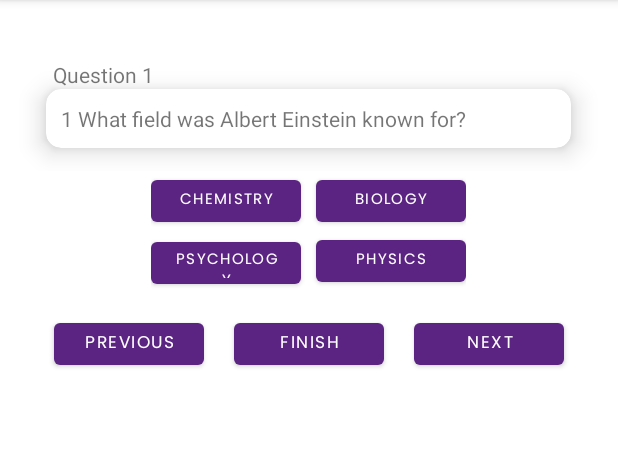
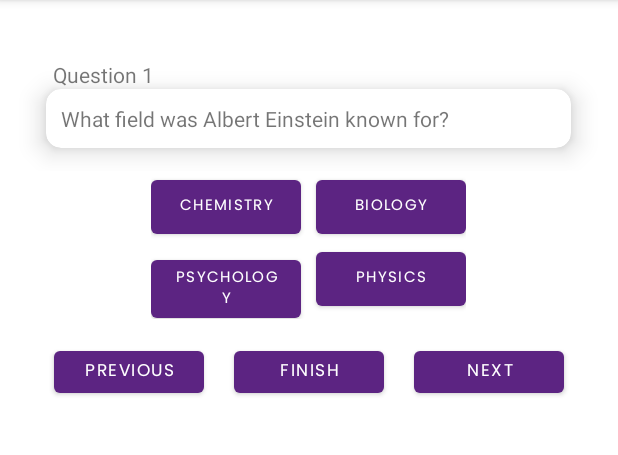
Before and after one commit to yyusifov/OnlineEducationSystem, an Android app: the PractiseTest screen opened directly, with no data from a screen before it, on a phone screen of 412 x 824 dp, the part 84-539 px from its top. Run offline under Robolectric (Android 15) with nearby library versions, the light colour scheme and no system bars.

Commit message:
Minor changes were made in the design

```diff
--- a/app/src/main/java/com/example/onlineeducationsystem/MainActivity.java
+++ b/app/src/main/java/com/example/onlineeducationsystem/MainActivity.java
@@ -121,7 +121,7 @@ public class MainActivity extends AppCompatActivity {
 //        UserCourse userCourse = new UserCourse();
 //
 //        userCourse.setCourse_id(1);
-//        userCourse.setUser_id(2);
+//        userCourse.setUser_id(1);
 //
 //        UserViewModel.insertUserCourse(userCourse);
 
--- a/app/src/main/java/com/example/onlineeducationsystem/PractiseTest.java
+++ b/app/src/main/java/com/example/onlineeducationsystem/PractiseTest.java
@@ -23,11 +23,16 @@ public class PractiseTest extends AppCompatActivity {
 
     private boolean[] isAnswerCorrect;
 
+    private TextView questionNumber;
+
 
     @Override
     protected void onCreate(Bundle savedInstanceState) {
         super.onCreate(savedInstanceState);
         setContentView(R.layout.activity_practise_test);
+
+        questionNumber = findViewById(R.id.question_number_id);
+
 
         questionSet = new Quiz[]{new Quiz(1, "What field was Albert Einstein known for?", "Chemistry", "Biology", "Psychology", "Physics", "Physics"),
                 new Quiz(2, "Where was Albert Einstein born?", "Berlin", "Munich", "Ulm", "Vienna", "Ulm"),
@@ -47,7 +52,7 @@ public class PractiseTest extends AppCompatActivity {
         finishButton = findViewById(R.id.finishButton);
 
 
-        questionText.setText(questionSet[0].getQuestionNumber() + " " + questionSet[0].getQuestion());
+        questionText.setText(questionSet[0].getQuestion());
 
         variantA.setText(questionSet[0].getAnswerA());
         variantB.setText(questionSet[0].getAnswerB());
@@ -60,7 +65,7 @@ public class PractiseTest extends AppCompatActivity {
 
                 if(counter > 0){
 
-                    questionText.setText(questionSet[--counter].getQuestionNumber() + " " + questionSet[counter].getQuestion());
+                    questionText.setText(questionSet[--counter].getQuestion());
 
                     variantA.setText(questionSet[counter].getAnswerA());
                     variantB.setText(questionSet[counter].getAnswerB());
@@ -78,6 +83,9 @@ public class PractiseTest extends AppCompatActivity {
 
                     variantD.setBackgroundTintList(new ColorStateList(new int[][]{new int[]{-android.R.attr.state_enabled}, new int[]{android.R.attr.state_enabled}},new int[]{Color.CYAN, Color.rgb(92,36,130)}));
                     variantD.setTextColor((Color.rgb(246,246,246)));
+
+                    questionNumber.setText("Question " + (counter + 1));
+
                 }
             }
         });
@@ -88,7 +96,7 @@ public class PractiseTest extends AppCompatActivity {
 
 
                 if(counter < (questionSet.length - 1)){
-                    questionText.setText(questionSet[++counter].getQuestionNumber() + " " + questionSet[counter].getQuestion());
+                    questionText.setText(questionSet[++counter].getQuestion());
 
                     variantA.setText(questionSet[counter].getAnswerA());
                     variantB.setText(questionSet[counter].getAnswerB());
@@ -107,6 +115,8 @@ public class PractiseTest extends AppCompatActivity {
 
                     variantD.setBackgroundTintList(new ColorStateList(new int[][]{new int[]{-android.R.attr.state_enabled}, new int[]{android.R.attr.state_enabled}},new int[]{Color.CYAN, Color.rgb(92,36,130)}));
                     variantD.setTextColor((Color.rgb(246,246,246)));
+
+                    questionNumber.setText("Question " + (counter + 1));
                 }
             }
         });
--- a/app/src/main/res/layout/activity_practise_test.xml
+++ b/app/src/main/res/layout/activity_practise_test.xml
@@ -75,7 +75,7 @@
                 <Button
                     android:id="@+id/A_button"
                     android:layout_width="100dp"
-                    android:layout_height="40dp"
+                    android:layout_height="wrap_content"
                     android:layout_marginRight="10dp"
                     android:fontFamily="@font/poppins"
                     android:text="Button"
@@ -85,7 +85,7 @@
                 <Button
                     android:id="@+id/B_button"
                     android:layout_width="100dp"
-                    android:layout_height="40dp"
+                    android:layout_height="wrap_content"
                     android:fontFamily="@font/poppins"
                     android:text="Button"
                     android:textSize="10sp"
@@ -106,7 +106,7 @@
                 <Button
                     android:id="@+id/C_button"
                     android:layout_width="100dp"
-                    android:layout_height="40dp"
+                    android:layout_height="wrap_content"
                     android:layout_marginRight="10dp"
                     android:fontFamily="@font/poppins"
                     android:text="Button"
@@ -116,7 +116,7 @@
                 <Button
                     android:id="@+id/D_button"
                     android:layout_width="100dp"
-                    android:layout_height="40dp"
+                    android:layout_height="wrap_content"
                     android:fontFamily="@font/poppins"
                     android:text="Button"
                     android:textSize="10sp"
```
